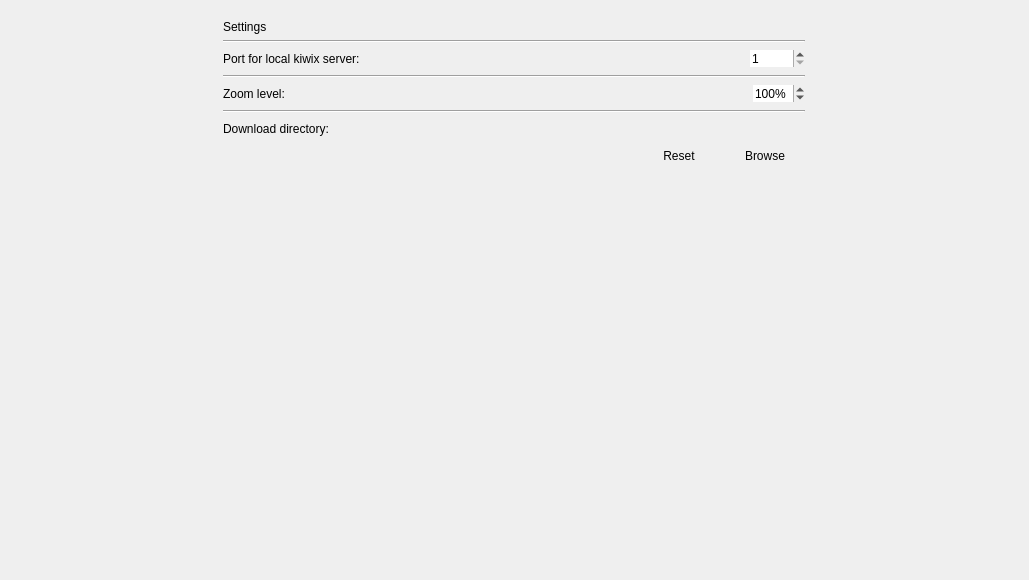
This is ui/settings.ui in kiwix/kiwix-desktop as Qt 5 draws it before an edit. The edited form follows.
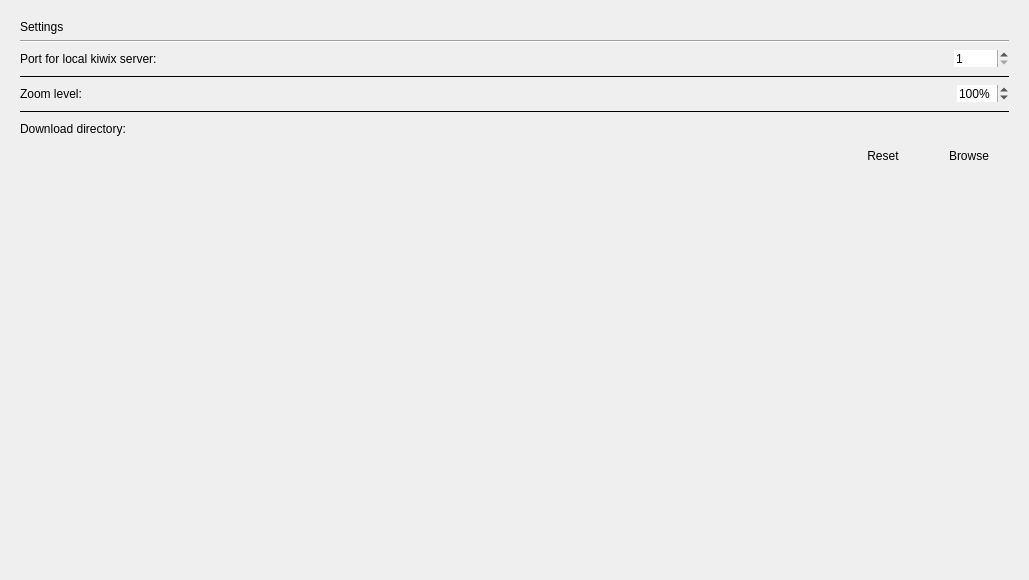
This is the edited form.

Commit message: Added more styling to match proposed design. Changes - Paddings in labels Horizontal line colour changed to match original Max width of Container widget reduced to 500

What changed in the file:
```diff
--- a/ui/settings.ui
+++ b/ui/settings.ui
@@ -30,7 +30,7 @@
     <widget class="QWidget" name="widget" native="true">
      <property name="maximumSize">
       <size>
-       <width>600</width>
+       <width>16777215</width>
        <height>16777215</height>
       </size>
      </property>
@@ -102,6 +102,12 @@
         </item>
         <item>
          <widget class="Line" name="line">
+          <property name="autoFillBackground">
+           <bool>true</bool>
+          </property>
+          <property name="frameShadow">
+           <enum>QFrame::Plain</enum>
+          </property>
           <property name="orientation">
            <enum>Qt::Horizontal</enum>
           </property>
@@ -155,6 +161,9 @@
         </item>
         <item>
          <widget class="Line" name="line_2">
+          <property name="frameShadow">
+           <enum>QFrame::Plain</enum>
+          </property>
           <property name="orientation">
            <enum>Qt::Horizontal</enum>
           </property>
```
The commit also changes 1 other file.
